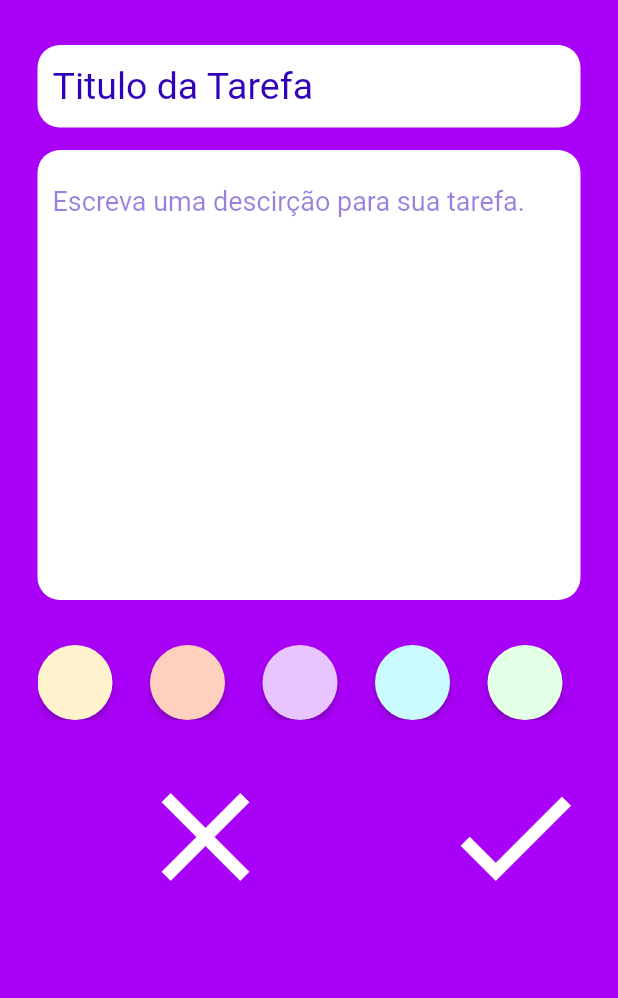
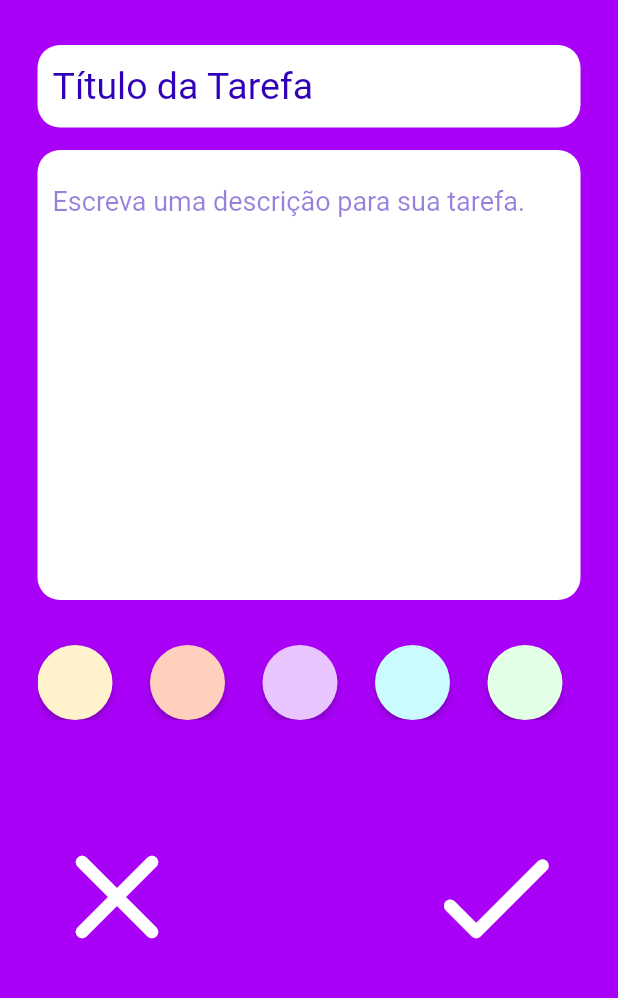
Before and after one commit to juanpablooviedo/equipe-2, a Flutter app: the CadastroTarefa screen opened by its route, on a phone screen of 412 x 824 dp, the part 150-1148 px from its top. Run offline on Flutter 3.47's test engine with Material 2 defaults, Android fonts, the phone set to English and light mode, and no system bars; our stand-ins replace google_fonts; Roboto replaces fonts that are missing (Montserrat-SemiBold, Tahoma).

Commit message:
Finalizacao do app

```diff
--- a/lib/View/Cadastro de Tarefa/tela_cadastro_tarefa.dart
+++ b/lib/View/Cadastro de Tarefa/tela_cadastro_tarefa.dart
@@ -22,7 +22,9 @@ class _CadastroTarefaState extends State<CadastroTarefa> {
           right: 25,
         ),
         child: ElevatedButton(
-          onPressed: () {},
+          onPressed: () {
+            _ctrlColor = color.toString();
+          },
           child: Text(''),
           style: ElevatedButton.styleFrom(
             primary: Color(color),
@@ -38,8 +40,7 @@ class _CadastroTarefaState extends State<CadastroTarefa> {
     return Scaffold(
       resizeToAvoidBottomInset: false,
       backgroundColor: Color.fromRGBO(169, 1, 247, 1),
-      body: SafeArea(
-        child: Form(
+      body: Form(
         key: _formKey,
         child: Column(
           crossAxisAlignment: CrossAxisAlignment.start,
@@ -108,7 +109,18 @@ class _CadastroTarefaState extends State<CadastroTarefa> {
                   controller: _ctrlTitle,
                   validator: (value) {
                     if (value!.isEmpty) {
-                        return 'Esse campo é obrigatório!';
+                      ScaffoldMessenger.of(context).showSnackBar(SnackBar(
+                          content: Container(
+                        height: 25,
+                        alignment: Alignment.center,
+                        child: Text(
+                          'O campo do título é obrigatório!',
+                          style: TextStyle(
+                            fontFamily: "Tahoma",
+                            fontSize: 14,
+                          ),
+                        ),
+                      )));
                     }
                   },
                   style: TextStyle(
@@ -118,7 +130,7 @@ class _CadastroTarefaState extends State<CadastroTarefa> {
                   ),
                   decoration: InputDecoration(
                     contentPadding: EdgeInsets.zero,
-                      hintText: 'Titulo da Tarefa',
+                    hintText: 'Título da Tarefa',
                     hintStyle: TextStyle(
                       color: Color(0xFF3101B9),
                     ),
@@ -147,7 +159,18 @@ class _CadastroTarefaState extends State<CadastroTarefa> {
                   controller: _ctrlDescription,
                   validator: (value) {
                     if (value!.isEmpty) {
-                        return 'Esse campo é obrigatório!';
+                      ScaffoldMessenger.of(context).showSnackBar(SnackBar(
+                          content: Container(
+                        height: 25,
+                        alignment: Alignment.center,
+                        child: Text(
+                          'O campo da descrição é obrigatório!',
+                          style: TextStyle(
+                            fontFamily: "Tahoma",
+                            fontSize: 14,
+                          ),
+                        ),
+                      )));
                     }
                   },
                   style: TextStyle(
@@ -157,7 +180,7 @@ class _CadastroTarefaState extends State<CadastroTarefa> {
                   ),
                   decoration: InputDecoration(
                     contentPadding: EdgeInsets.zero,
-                      hintText: 'Escreva uma descirção para sua tarefa.',
+                    hintText: 'Escreva uma descrição para sua tarefa.',
                     hintStyle: TextStyle(
                       color: Color.fromRGBO(49, 1, 185, 1).withOpacity(.5),
                     ),
@@ -192,16 +215,18 @@ class _CadastroTarefaState extends State<CadastroTarefa> {
               ),
             ),
             SizedBox(
-                height: 20,
+              height: 60,
             ),
-              Center(
-                child: Container(
+            Container(
+              padding: EdgeInsets.symmetric(horizontal: 20),
               child: Row(
-                    mainAxisAlignment: MainAxisAlignment.spaceAround,
                 children: [
-                      IconButton(
+                  Expanded(
+                    flex: 2,
+                    child: IconButton(
+                      alignment: Alignment.centerLeft,
                       icon: Icon(
-                          Icons.close,
+                        Icons.close_rounded,
                         size: 100,
                       ),
                       color: Colors.white,
@@ -209,31 +234,36 @@ class _CadastroTarefaState extends State<CadastroTarefa> {
                         Navigator.pop(context);
                       },
                     ),
-                      IconButton(
+                  ),
+                  Expanded(
+                    child: IconButton(
+                      alignment: Alignment.center,
                       icon: Icon(
-                          Icons.check,
+                        Icons.check_rounded,
                         size: 100,
                       ),
                       color: Colors.white,
                       onPressed: () {
                         print('ONPRESSED');
                         _clickButton(context);
-                          Navigator.pushReplacementNamed(
-                              context, 'listaTarefa');
+                        Navigator.pushReplacementNamed(context, 'listaTarefa');
                       },
+                    ),
                   ),
                 ],
               ),
             ),
-              ),
           ],
-          ),
         ),
       ),
     );
   }
 
   void _clickButton(BuildContext context) {
+    bool formOk = _formKey.currentState!.validate();
+    if (!formOk) {
+      return;
+    }
     String title = _ctrlTitle.text;
     String description = _ctrlDescription.text;
     String color = _ctrlColor;
```
Also changed, not shown: lib/View/Recuperar Login e Senha/recupera.dart (+30 -3 lines). Lines whose indentation alone changed are shown as unchanged.
